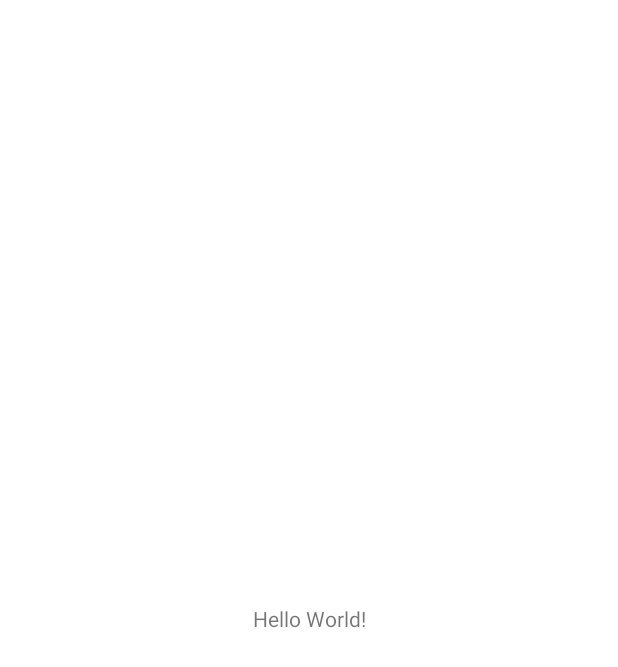
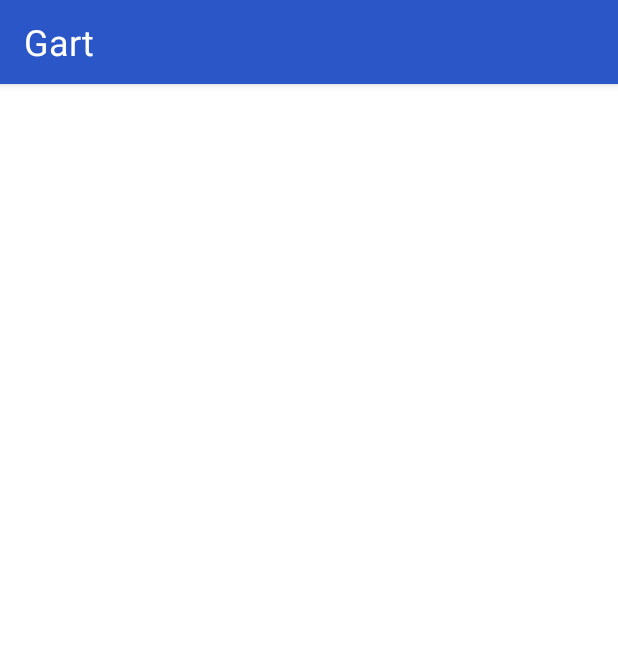
Before and after one commit to NalediMadlopha/gart, an Android app: the screen it shows after launch (MainActivity before the commit, RepositoryListActivity after it), on a phone screen of 412 x 824 dp. Before the commit the part shown is almost empty. Shown: the top 667 px of the screen. Run offline under Robolectric (Android 15) with nearby library versions, the phone set to English and light mode, and no system bars.

Commit message:
Create the repository list fragment

```diff
--- a/app/src/main/AndroidManifest.xml
+++ b/app/src/main/AndroidManifest.xml
@@ -12,7 +12,7 @@
             android:roundIcon="@mipmap/ic_launcher_round"
             android:supportsRtl="true"
             android:theme="@style/GartTheme">
-        <activity android:name=".MainActivity">
+        <activity android:name=".list.RepositoryListActivity">
             <intent-filter>
                 <action android:name="android.intent.action.MAIN"/>
 
--- a/app/src/main/java/com/gart/app/MainActivity.kt
+++ /dev/null
@@ -1,12 +0,0 @@
-package com.gart.app
-
-import androidx.appcompat.app.AppCompatActivity
-import android.os.Bundle
-
-class MainActivity : AppCompatActivity() {
-
-    override fun onCreate(savedInstanceState: Bundle?) {
-        super.onCreate(savedInstanceState)
-        setContentView(R.layout.activity_main)
-    }
-}
--- /dev/null
+++ b/app/src/main/java/com/gart/app/list/RepositoryListActivity.kt
@@ -0,0 +1,14 @@
+package com.gart.app.list
+
+import android.os.Bundle
+import androidx.appcompat.app.AppCompatActivity
+import com.gart.app.R
+
+class RepositoryListActivity : AppCompatActivity() {
+
+    override fun onCreate(savedInstanceState: Bundle?) {
+        super.onCreate(savedInstanceState)
+        setContentView(R.layout.repository_list_activity)
+    }
+
+}
--- /dev/null
+++ b/app/src/main/java/com/gart/app/list/RepositoryListFragment.kt
@@ -0,0 +1,18 @@
+package com.gart.app.list
+
+
+import android.os.Bundle
+import android.view.LayoutInflater
+import android.view.View
+import android.view.ViewGroup
+import androidx.fragment.app.Fragment
+import com.gart.app.R
+
+class RepositoryListFragment : Fragment() {
+
+    override fun onCreateView(inflater: LayoutInflater, container: ViewGroup?,
+                              savedInstanceState: Bundle?): View? {
+        return inflater.inflate(R.layout.repository_list_fragment, container, false)
+    }
+
+}
--- /dev/null
+++ b/app/src/main/res/drawable/ic_no_repositories_found.xml
@@ -0,0 +1,7 @@
+<vector android:height="64dp" android:tint="@color/blackAlpha30"
+    android:viewportHeight="24.0" android:viewportWidth="24.0"
+    android:width="64dp" xmlns:android="http://schemas.android.com/apk/res/android">
+    <path android:fillColor="#FF000000" android:pathData="M15.5,9.5m-1.5,0a1.5,1.5 0,1 1,3 0a1.5,1.5 0,1 1,-3 0"/>
+    <path android:fillColor="#FF000000" android:pathData="M8.5,9.5m-1.5,0a1.5,1.5 0,1 1,3 0a1.5,1.5 0,1 1,-3 0"/>
+    <path android:fillColor="#FF000000" android:pathData="M11.99,2C6.47,2 2,6.48 2,12s4.47,10 9.99,10C17.52,22 22,17.52 22,12S17.52,2 11.99,2zM12,20c-4.42,0 -8,-3.58 -8,-8s3.58,-8 8,-8 8,3.58 8,8 -3.58,8 -8,8zM12,14c-2.33,0 -4.32,1.45 -5.12,3.5h1.67c0.69,-1.19 1.97,-2 3.45,-2s2.75,0.81 3.45,2h1.67c-0.8,-2.05 -2.79,-3.5 -5.12,-3.5z"/>
+</vector>
--- a/app/src/main/res/layout/activity_main.xml
+++ /dev/null
@@ -1,19 +0,0 @@
-<?xml version="1.0" encoding="utf-8"?>
-<androidx.constraintlayout.widget.ConstraintLayout
-        xmlns:android="http://schemas.android.com/apk/res/android"
-        xmlns:tools="http://schemas.android.com/tools"
-        xmlns:app="http://schemas.android.com/apk/res-auto"
-        android:layout_width="match_parent"
-        android:layout_height="match_parent"
-        tools:context=".MainActivity">
-
-    <TextView
-            android:layout_width="wrap_content"
-            android:layout_height="wrap_content"
-            android:text="Hello World!"
-            app:layout_constraintBottom_toBottomOf="parent"
-            app:layout_constraintLeft_toLeftOf="parent"
-            app:layout_constraintRight_toRightOf="parent"
-            app:layout_constraintTop_toTopOf="parent"/>
-
-</androidx.constraintlayout.widget.ConstraintLayout>
--- /dev/null
+++ b/app/src/main/res/layout/repository_list_activity.xml
@@ -0,0 +1,6 @@
+<?xml version="1.0" encoding="utf-8"?>
+<fragment xmlns:android="http://schemas.android.com/apk/res/android"
+    android:id="@+id/repositoryListFragment"
+    android:layout_width="match_parent"
+    android:layout_height="match_parent"
+    android:name="com.gart.app.list.RepositoryListFragment" />
--- /dev/null
+++ b/app/src/main/res/layout/repository_list_fragment.xml
@@ -0,0 +1,51 @@
+<?xml version="1.0" encoding="utf-8"?>
+<androidx.constraintlayout.widget.ConstraintLayout
+    xmlns:android="http://schemas.android.com/apk/res/android"
+    xmlns:tools="http://schemas.android.com/tools"
+    xmlns:app="http://schemas.android.com/apk/res-auto"
+    android:layout_width="match_parent"
+    android:layout_height="match_parent"
+    tools:context=".list.RepositoryListFragment">
+
+    <include android:id="@+id/appBarLayout" layout="@layout/app_bar_layout" />
+
+    <androidx.swiperefreshlayout.widget.SwipeRefreshLayout
+        android:id="@+id/repositoryListSwipeRefreshLayout"
+        android:layout_width="match_parent"
+        android:layout_height="match_parent">
+
+        <androidx.recyclerview.widget.RecyclerView
+            android:id="@+id/repositoryListRecyclerView"
+            android:layout_width="match_parent"
+            android:layout_height="match_parent"
+            app:layoutManager="androidx.recyclerview.widget.LinearLayoutManager" />
+
+    </androidx.swiperefreshlayout.widget.SwipeRefreshLayout>
+
+    <LinearLayout
+        android:id="@+id/noItemsFoundContainer"
+        android:layout_width="wrap_content"
+        android:layout_height="wrap_content"
+        android:orientation="vertical"
+        android:visibility="gone"
+        app:layout_constraintTop_toTopOf="parent"
+        app:layout_constraintBottom_toBottomOf="parent"
+        app:layout_constraintEnd_toEndOf="parent"
+        app:layout_constraintStart_toStartOf="parent">
+
+        <androidx.appcompat.widget.AppCompatImageView
+            android:layout_width="wrap_content"
+            android:layout_height="wrap_content"
+            android:layout_gravity="center"
+            android:src="@drawable/ic_no_repositories_found" />
+
+        <TextView
+            android:layout_width="wrap_content"
+            android:layout_height="wrap_content"
+            android:textAppearance="@style/Base.TextAppearance.AppCompat.Medium"
+            android:textColor="@color/blackAlpha30"
+            android:text="@string/no_repositories_found" />
+
+    </LinearLayout>
+
+</androidx.constraintlayout.widget.ConstraintLayout>
--- a/app/src/main/res/values/colors.xml
+++ b/app/src/main/res/values/colors.xml
@@ -9,4 +9,7 @@
     <color name="colorSecondaryLight">#00B0FF</color>
     <color name="colorSecondaryLark">#0091EA</color>
 
+    <color name="blackAlpha30">#4d000000</color>
+    <color name="darkGrey">#666666</color>
+    <color name="lightGrey">#f6f7f8</color>
 </resources>
--- a/app/src/main/res/values/strings.xml
+++ b/app/src/main/res/values/strings.xml
@@ -1,3 +1,4 @@
 <resources>
     <string name="app_name">Gart</string>
+    <string name="no_repositories_found">No repositories found</string>
 </resources>
```
